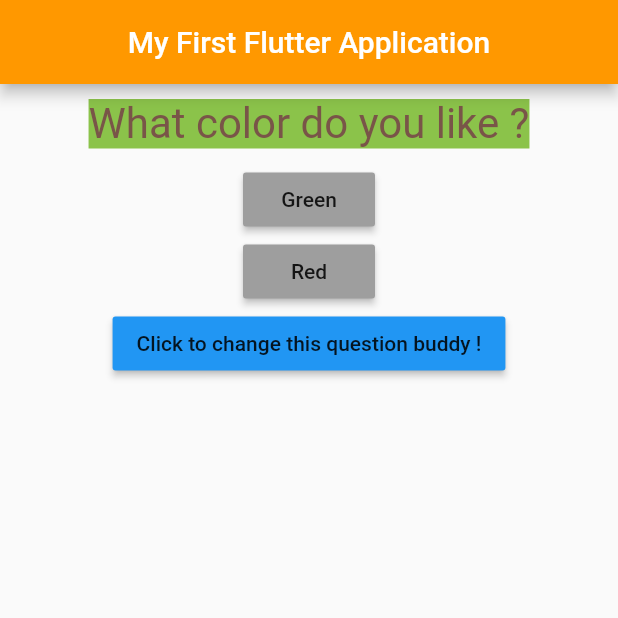
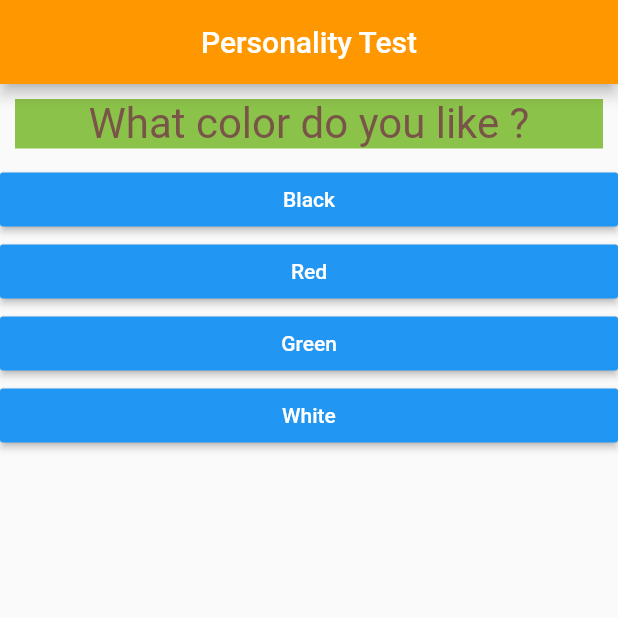
Before and after one commit to ShivaShunya/first_flutter_app, a Flutter app: the screen it shows after launch, on a phone screen of 412 x 824 dp, the top half of it. Run offline on Flutter 3.47's test engine with Material 2 defaults, Android fonts, the phone set to English and light mode, and no system bars.

Commit message:
Huge change: Created a Personality Test App

```diff
--- /dev/null
+++ b/lib/answer.dart
@@ -0,0 +1,22 @@
+import 'package:flutter/material.dart';
+
+
+class Answer extends StatelessWidget {
+  final Function answerQuestionHandler;
+  final String answerText;
+
+  Answer(this.answerQuestionHandler, this.answerText);
+
+  @override
+  Widget build(BuildContext context) {
+    return Container(
+      width: double.infinity,
+      child: RaisedButton(
+              child: Text(answerText),
+              onPressed: answerQuestionHandler,
+              color: Colors.blue,
+              textColor: Colors.white,
+            ),
+    );
+  }
+}
--- a/lib/main.dart
+++ b/lib/main.dart
@@ -1,6 +1,7 @@
 import 'package:flutter/material.dart';
 
-import './question.dart';
+import './quiz.dart';
+import './result.dart';
 
 // void main() {
 //   runApp(MyApp());
@@ -18,56 +19,74 @@ class MyApp extends StatefulWidget {
 
 
 class _MyAppState extends State<MyApp> {
+    final _questions = const [
+      {
+        'questionText': 'What color do you like ?',
+        'options': [
+          {'text': 'Black', 'score': 10},
+          {'text': 'Red', 'score': 7},
+          {'text': 'Green', 'score': 3},
+          {'text': 'White', 'score': 1},
+        ],
+      },
+      {
+        'questionText': 'Which animal do you prefer ?',
+        'options': [
+          {'text': 'Rabbit', 'score': 3},
+          {'text': 'Snake', 'score': 8},
+          {'text': 'Elephant', 'score': 1},
+          {'text': 'Lion', 'score': 10},
+        ],
+      },
+      {
+        'questionText': 'What would you prefer for time pass !',
+        'options': [
+          {'text': 'Lord Of The Rings', 'score': 5},
+          {'text': 'Inception', 'score': 7},
+          {'text': 'Black Mirror', 'score': 10},
+          {'text': 'Sunday Suspense', 'score': 1},
+        ],
+      },
+    ];
+
   var _questionIndex = 0;
+  var _totalScore = 0;
 
-  void _onQuestionChanged() {
-    print('Changed question !');
+  void _answerQuestion(int answerScore) {
+    print('Question answered...');
+    _totalScore += answerScore;
     setState(() {
       _questionIndex++;
-      _questionIndex = _questionIndex % 2;
+    });
+  }
+
+  void _repeatTest() {
+    print('Test restarted...');
+    setState(() {
+      _totalScore = 0;
+      _questionIndex = 0;
     });
   }
 
   @override
   Widget build(BuildContext context) {
-    var questions = [
-      'What color do you like ?',
-      'Which animal do you prefer ?'
-    ];
-    var colorAndAnimalOptions = [
-      ['Green', 'Red'],
-      ['Snake', 'Bird'],
-    ];
-
     return MaterialApp(
       home: Scaffold(
         appBar: AppBar(
           title: Center(
-            child: Text('My First Flutter Application'),
+            child: Text('Personality Test'),
           ),
           backgroundColor: Colors.orange,
           ),
-        body: Column(
-          children: [
-            Question(
-              questions[_questionIndex]
-            ),
-            RaisedButton(
-              child: Text(colorAndAnimalOptions[_questionIndex][0]),
-              onPressed: () => print('Answered: ' + colorAndAnimalOptions[_questionIndex][0]),
-              color: Colors.grey,
-            ),
-            RaisedButton(
-              child: Text(colorAndAnimalOptions[_questionIndex][1]),
-              onPressed: () => print('Answered: ' + colorAndAnimalOptions[_questionIndex][1]),
-              color: Colors.grey,
-            ),
-            RaisedButton(
-              child: Text('Click to change this question buddy !'),
-              onPressed: _onQuestionChanged,
-              color: Colors.blue,
-            ),
-          ],
+        body: _questionIndex < _questions.length
+        ? Quiz(
+          questions: _questions,
+          questionIndex: _questionIndex,
+          answerQuestion: _answerQuestion,
+        )
+        : Result(
+          totalScore: _totalScore,
+          repeatTestHandler: _repeatTest,
         ),
       ),
     );
--- a/lib/question.dart
+++ b/lib/question.dart
@@ -10,6 +10,7 @@ class Question extends StatelessWidget {
   Widget build(BuildContext context) {
     return Center(
       child: Container(
+        width: double.infinity,
         margin: EdgeInsets.all(10),
         color: Colors.lightGreen,
         child: Text(
--- /dev/null
+++ b/lib/quiz.dart
@@ -0,0 +1,32 @@
+import 'package:flutter/material.dart';
+
+import './question.dart';
+import './answer.dart';
+
+
+class Quiz extends StatelessWidget {
+  final List<Map<String, Object>> questions;
+  final int questionIndex;
+  final Function answerQuestion;
+
+  Quiz({
+    @required this.questions,
+    @required this.questionIndex,
+    @required this.answerQuestion,
+  });
+
+  @override
+  Widget build(BuildContext context) {
+    return Column(
+            children: [
+              Question(
+                questions[questionIndex]['questionText']
+              ),
+              ...(questions[questionIndex]['options'] as List<Map<String, Object>>)
+              .map((option) {
+                return Answer(() => answerQuestion(option['score']), option['text']);
+              }).toList(),
+            ],
+          );
+  }
+}
```
Also changed, not shown: lib/result.dart (added, +36 -0 lines).
